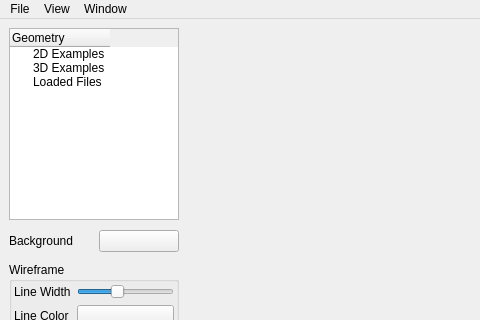
Before: the Qt Designer form ui/AthenaMainWindow.ui in lcbb/athena, drawn with Qt 5; both pictures show x 0 to 480 and y 0 to 320 of the 828 by 562 pixel window.
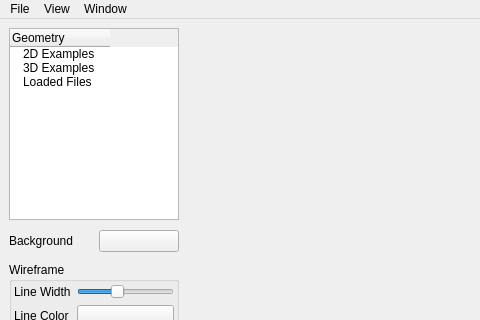
After: the same form once the commit is applied. Custom widgets are drawn as their Qt base class.

Commit message: Tweak geometry list properties

```diff
--- a/ui/AthenaMainWindow.ui
+++ b/ui/AthenaMainWindow.ui
@@ -78,6 +78,12 @@
              <property name="textElideMode">
               <enum>Qt::ElideNone</enum>
              </property>
+             <property name="indentation">
+              <number>10</number>
+             </property>
+             <property name="allColumnsShowFocus">
+              <bool>true</bool>
+             </property>
              <attribute name="headerShowSortIndicator" stdset="0">
               <bool>false</bool>
              </attribute>
```
